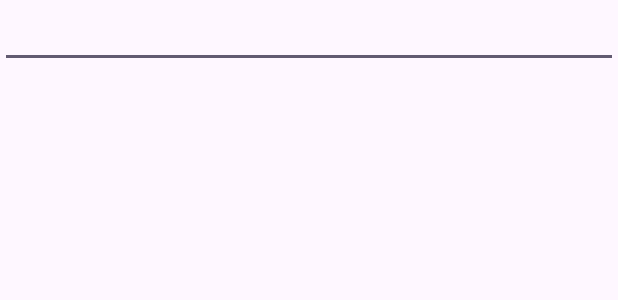
After one commit to Suchimauzic/lab08, an Android app: the layout activity_main2.xml on its own in the app's theme, with its tools: preview values and no code run, on a phone screen of 412 x 824 dp. The commit adds this screen. Shown: the top 300 px of the screen. Run offline under Robolectric (Android 15) with nearby library versions, the phone set to English and light mode, and no system bars.

Commit message:
Added several new files

```diff
--- a/app/src/main/AndroidManifest.xml
+++ b/app/src/main/AndroidManifest.xml
@@ -13,6 +13,9 @@
         android:theme="@style/Theme.Lab08"
         tools:targetApi="31">
         <activity
+            android:name=".Main2Activity"
+            android:exported="false" />
+        <activity
             android:name=".MainActivity"
             android:exported="true">
             <intent-filter>
--- /dev/null
+++ b/app/src/main/java/g313/gusev/lab08/g.java
@@ -0,0 +1,5 @@
+package g313.gusev.lab08;
+
+public final class g {
+    static DB notes;
+}
--- /dev/null
+++ b/app/src/main/res/layout/activity_main2.xml
@@ -0,0 +1,17 @@
+<?xml version="1.0" encoding="utf-8"?>
+<LinearLayout xmlns:android="http://schemas.android.com/apk/res/android"
+    xmlns:app="http://schemas.android.com/apk/res-auto"
+    xmlns:tools="http://schemas.android.com/tools"
+    android:layout_width="match_parent"
+    android:layout_height="match_parent"
+    android:orientation="vertical"
+    tools:context=".Main2Activity">
+
+    <EditText
+        android:id="@+id/txt_content"
+        android:layout_width="match_parent"
+        android:layout_height="wrap_content"
+        android:ems="10"
+        android:gravity="start|top"
+        android:inputType="textMultiLine" />
+</LinearLayout>
--- a/app/src/main/res/values/colors.xml
+++ b/app/src/main/res/values/colors.xml
@@ -2,4 +2,7 @@
 <resources>
     <color name="black">#FF000000</color>
     <color name="white">#FFFFFFFF</color>
+    <color name="colorPrimary">#CCCCCC</color>
+    <color name="colorPrimaryDark">#AAAAAA</color>
+    <color name="colorAccent">#00AAFF</color>
 </resources>
```
Also changed, not shown: app/src/main/java/g313/gusev/lab08/DB.java (added, +50 -0 lines), app/src/main/java/g313/gusev/lab08/Main2Activity.java (added, +14 -0 lines), app/src/main/java/g313/gusev/lab08/mynote.java (added, +10 -0 lines).
